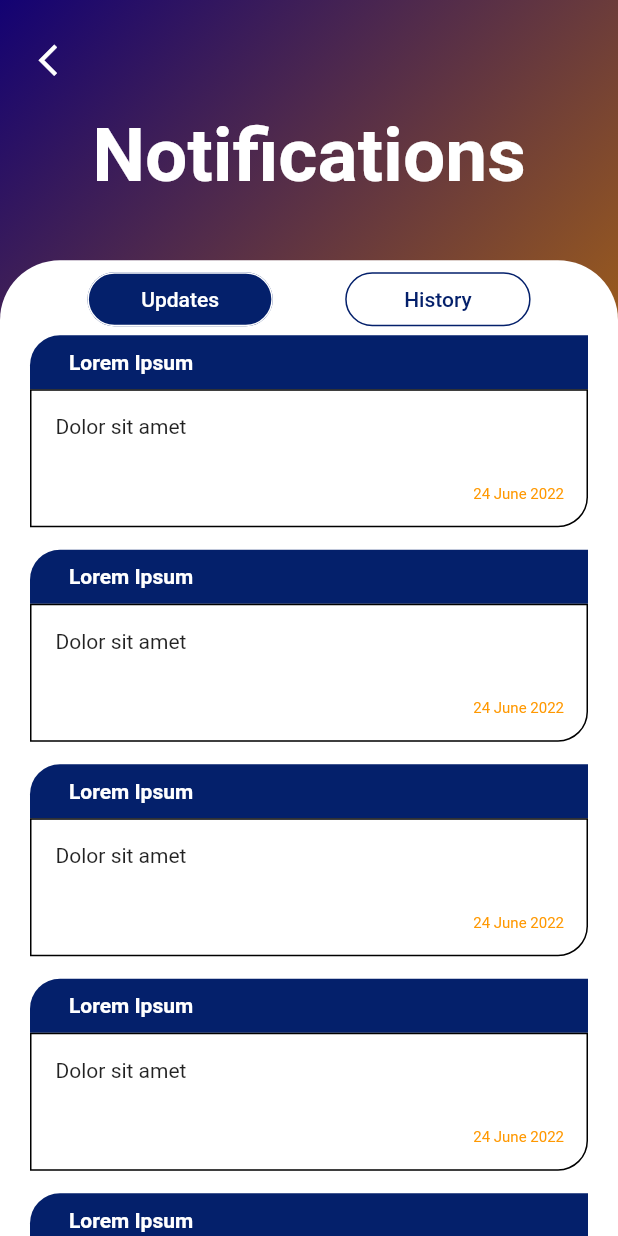
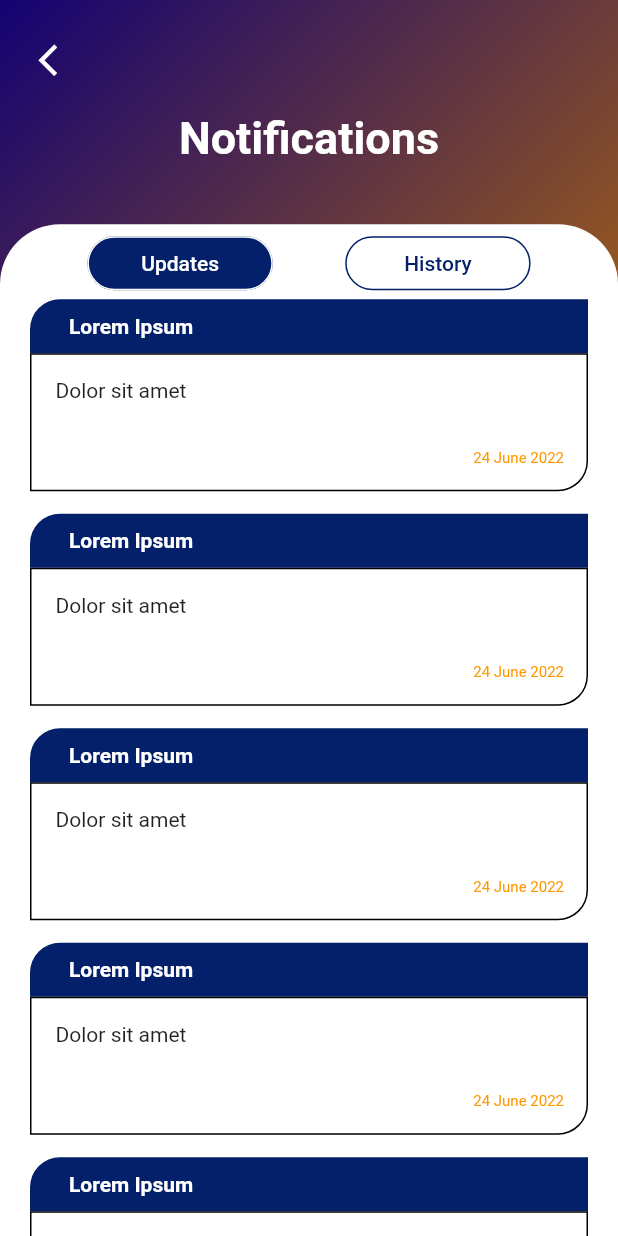
Before and after one commit to dimas-renanda/CNM-Flutter, a Flutter app: the MainPage screen opened directly, after a tap on the "notifications" icon, on a phone screen of 412 x 824 dp. Run offline on Flutter 3.47's test engine with Material 2 defaults, Android fonts, the phone set to English and light mode, and no system bars; our stand-ins replace awesome_dialog, carousel_slider, rflutter_alert, timelines, webview_flutter; missing offline and left inert: dart_ipify, mac_address, network_info_plus, qr_code_scanner, user_profile_avatar; network calls fail.

Commit message:
fix page

```diff
--- a/lib/main.dart
+++ b/lib/main.dart
@@ -73,7 +73,7 @@ class _MainPageState extends State<MainPage> {
     return Scaffold(
         body: pages[CurPage],
         bottomNavigationBar: Container(
-          height: MediaQuery.of(context).size.height * 0.1,
+          height: MediaQuery.of(context).size.height * 0.10,
           decoration: BoxDecoration(
             borderRadius: BorderRadius.only(
                 topRight: Radius.circular(30), topLeft: Radius.circular(30)),
@@ -107,7 +107,7 @@ class _MainPageState extends State<MainPage> {
                     icon: ImageIcon(
                       AssetImage("images/navbaricon/qr.png"),
                       color: Colors.white,
-                      size: 40,
+                      size: 45,
                     ),
                     label: ''),
                 NavigationDestination(
--- a/lib/main_page.dart
+++ b/lib/main_page.dart
@@ -262,7 +262,10 @@ class _HomePageState extends State<HomePage> {
 
   Widget packetCard(BuildContext context) {
     return Container(
-        padding: EdgeInsets.only(top: 8),
+        width: double.infinity,
+        padding: EdgeInsets.only(
+          top: 8,
+        ),
         child: CarouselSlider.builder(
           itemCount: acPack.length,
           itemBuilder:
@@ -279,6 +282,7 @@ class _HomePageState extends State<HomePage> {
               );
             },
             child: Container(
+              padding: EdgeInsets.symmetric(horizontal: 1),
               child: Align(
                 alignment: Alignment.topLeft,
                 child: Container(
@@ -305,7 +309,7 @@ class _HomePageState extends State<HomePage> {
             ),
           ),
           options: CarouselOptions(
-            height: MediaQuery.of(context).size.height * 0.25,
+            height: MediaQuery.of(context).size.height * 0.28,
             enableInfiniteScroll: false,
           ),
         ));
@@ -419,7 +423,7 @@ class _HomePageState extends State<HomePage> {
                         Container(
                           margin: EdgeInsets.only(top: 4),
                           child: Text(
-                            ": ${data[index].packageTotalDevices.toString()} Device(s)",
+                            ": ${data[index].packageTotalDevices.toString()} Device",
                             style: TextStyle(
                               fontWeight: FontWeight.bold,
                             ),
--- a/lib/notification.dart
+++ b/lib/notification.dart
@@ -52,6 +52,8 @@ class _notificationsGatewayState extends State<notificationsGateway> {
             Container(
                 padding: EdgeInsets.only(top: 16, bottom: 32),
                 alignment: Alignment.center,
+                child: FittedBox(
+                  fit: BoxFit.cover,
                   child: Text(
                     "Notifications",
                     style: TextStyle(
@@ -60,7 +62,7 @@ class _notificationsGatewayState extends State<notificationsGateway> {
                       color: Colors.white,
                     ),
                   ),
-            ),
+                )),
             //Content
             Expanded(
               child: Container(
--- a/lib/paymentConfirmation.dart
+++ b/lib/paymentConfirmation.dart
@@ -111,8 +111,8 @@ class _paymentConfirmationState extends State<paymentConfirmation> {
 
     debugPrint(globals.paymentChoice);
 
-    return Container(
-      margin: EdgeInsets.symmetric(horizontal: 10),
+    return SingleChildScrollView(
+      padding: EdgeInsets.symmetric(horizontal: 10),
       child: Column(
         crossAxisAlignment: CrossAxisAlignment.stretch,
         children: [
@@ -170,7 +170,7 @@ class _paymentConfirmationState extends State<paymentConfirmation> {
               mainAxisAlignment: MainAxisAlignment.spaceEvenly,
               children: [
                 Text(
-                  "xyz - 12313131323213231231",
+                  "xyz - 12313131323",
                   style: TextStyle(
                     color: Colors.white,
                     fontSize: 20,
--- a/lib/sampleNotifications.dart
+++ b/lib/sampleNotifications.dart
@@ -54,14 +54,17 @@ class _sampleNotificationsState extends State<sampleNotifications> {
             Container(
                 padding: EdgeInsets.only(top: 10, bottom: 40),
                 alignment: Alignment.center,
+                child: FittedBox(
+                  fit: BoxFit.cover,
                   child: Text(
                     "Notifications",
                     style: TextStyle(
+                      fontSize: 30,
                       fontWeight: FontWeight.bold,
-                    fontSize: 50,
-                    color: Colors.white),
+                      color: Colors.white,
                     ),
                   ),
+                )),
             //Page Content
             Expanded(
               child: Container(
```
Also changed, not shown: lib/paketlistnew.dart (+15 -7 lines). Lines whose indentation alone changed are shown as unchanged.
